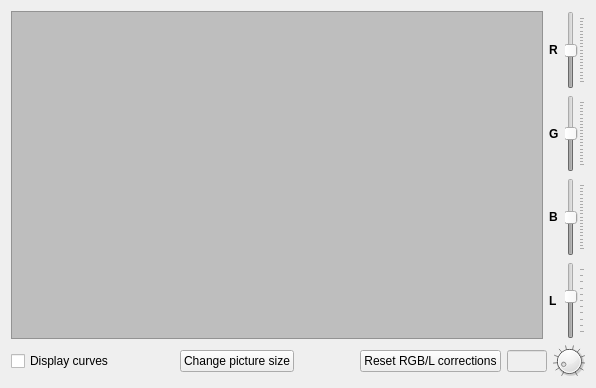
First picture: the form in previewform.ui, repository 607011/vstripe, before the edit.
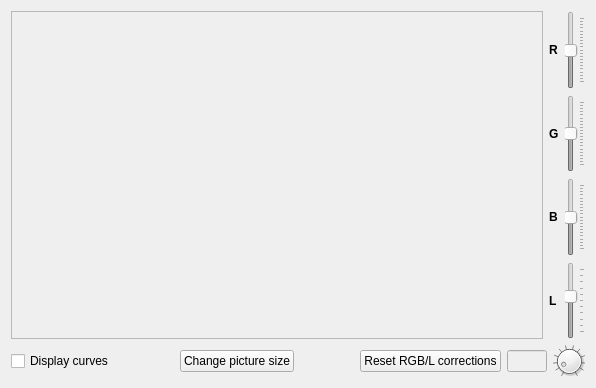
Second picture: the form after the edit.

The edit to the form file:
```diff
--- a/previewform.ui
+++ b/previewform.ui
@@ -36,7 +36,7 @@
           <bool>true</bool>
          </property>
          <property name="styleSheet">
-          <string notr="true">background-color: rgb(190, 190, 190)</string>
+          <string notr="true"/>
          </property>
          <property name="midLineWidth">
           <number>0</number>
@@ -48,7 +48,7 @@
           <enum>Qt::ScrollBarAsNeeded</enum>
          </property>
          <property name="widgetResizable">
-          <bool>true</bool>
+          <bool>false</bool>
          </property>
          <property name="alignment">
           <set>Qt::AlignLeading|Qt::AlignLeft|Qt::AlignTop</set>
```
Left out of the diff: 3 changed lines with no effect on the pictures.
